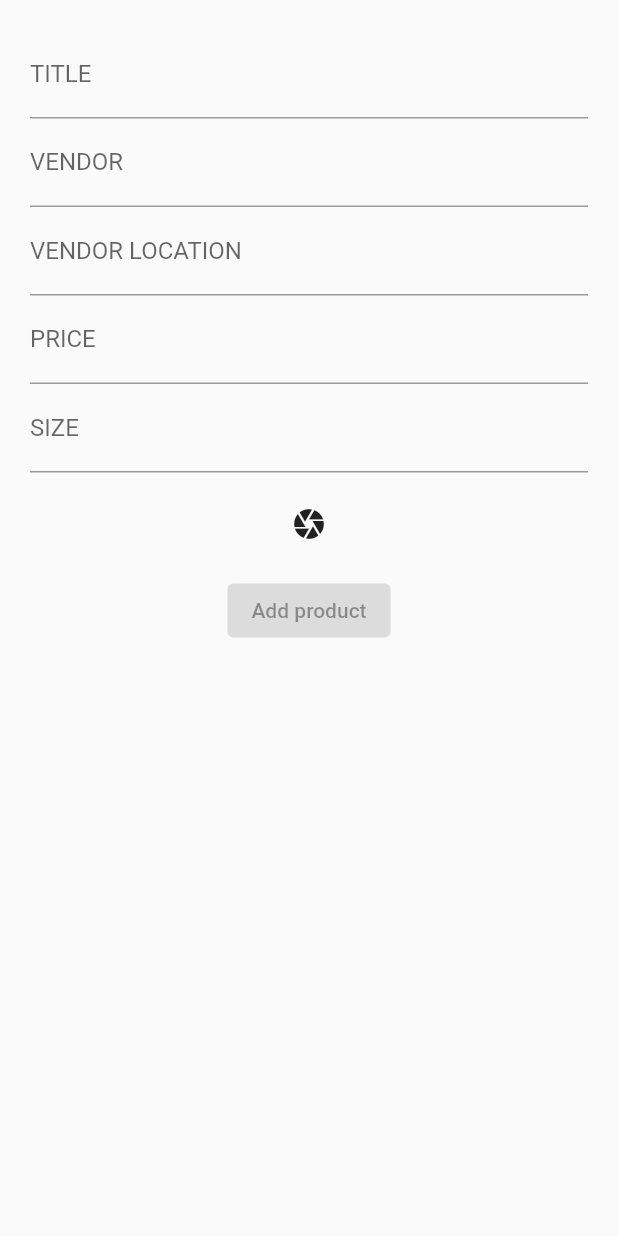
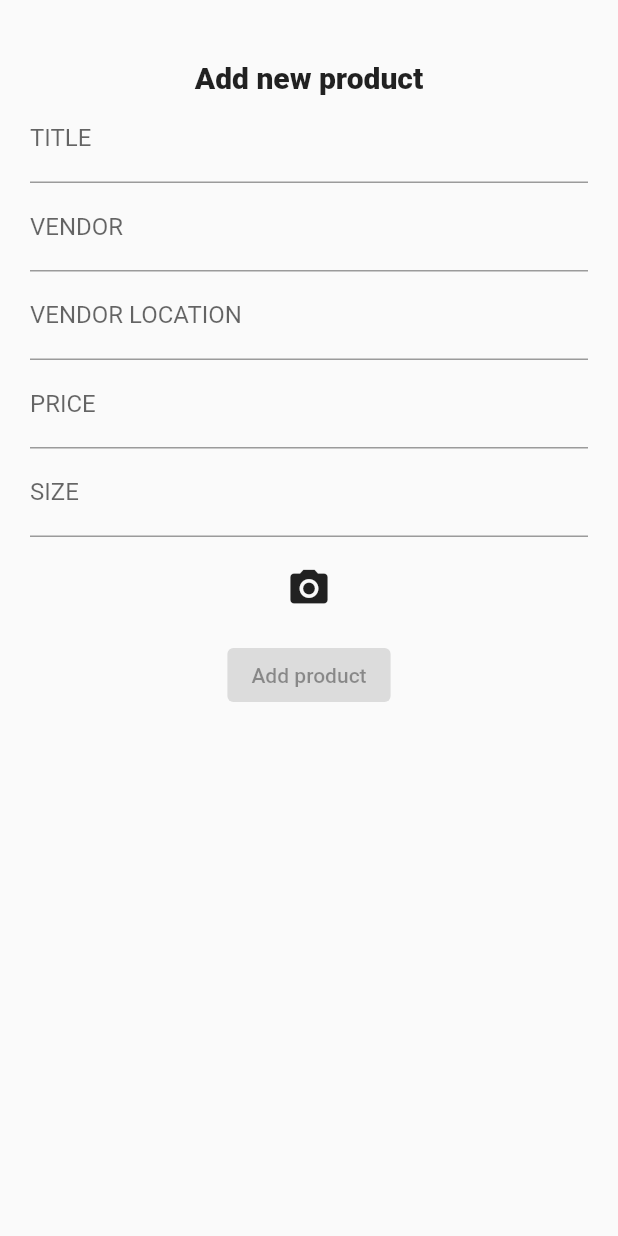
Before and after one commit to hassansultankhan/meetha, a Flutter app: the adminPanel screen opened directly, after a tap on the "add" icon, on a phone screen of 412 x 824 dp. Run offline on Flutter 3.47's test engine with Material 2 defaults, Android fonts, the phone set to English and light mode, and no system bars; our stand-ins replace cloud_firestore, firebase_core, firebase_storage, image_picker; accounts and stored records are empty.

Commit message:
26/10/22

```diff
--- a/lib/adminPanel/adminpanel.dart
+++ b/lib/adminPanel/adminpanel.dart
@@ -22,6 +22,7 @@ class _adminPanelState extends State<adminPanel> {
 
 
   String imageUrl = '';
+  bool cameraButtonPressed = false;
   // GlobalKey<TextField> key = GlobalKey();
   bool loadingStatus = false;
   final CollectionReference _products =
@@ -43,6 +44,8 @@ class _adminPanelState extends State<adminPanel> {
             child: Column(
               mainAxisAlignment: MainAxisAlignment.start,
               children: [
+                const SizedBox(height: 20,),
+                const Text("Add new product", style: TextStyle(fontWeight: FontWeight.w900, fontSize: 20)),
                 TextField(
                   // key: key,
                   controller: titleController,
@@ -72,9 +75,28 @@ class _adminPanelState extends State<adminPanel> {
                 const SizedBox(
                   height: 10,
                 ),
+                 Row(
+                  mainAxisAlignment: MainAxisAlignment.center,
+                  children: [
 
-                 IconButton(onPressed: _ImageLoad,
-                 icon: Icon(Icons.camera),
+                 IconButton(onPressed:_ImageLoad,
+
+                 icon: const Icon(Icons.camera_alt,
+                 size: 30,),
+                 ),
+                cameraButtonPressed?
+                 SizedBox(
+                  child: Container(
+                    height: 30,width: 30,
+                    child: cameraButtonPressed?
+                    const CircularProgressIndicator(
+                      strokeWidth: 7,
+                    )
+                    :
+                    null
+                  ),
+                 ): const SizedBox(height: 0,width:0),
+                  ]
                  ),
 
                  const SizedBox(
@@ -251,9 +273,14 @@ class _adminPanelState extends State<adminPanel> {
   }
 //function to load image on storage
    _ImageLoad()async{
+                   WidgetsBinding.instance.focusManager.primaryFocus?.unfocus();
+                   // to remove focus from text field
                    ImagePicker imagePicker = ImagePicker();
                    XFile? file = await imagePicker.pickImage(source: ImageSource.gallery);
                    print('$file?.path');
+                   setState(() {
+                     cameraButtonPressed = true;
+                   });
 
                    if (file == null) {
                    setState(() {
@@ -273,16 +300,18 @@ class _adminPanelState extends State<adminPanel> {
                     await referenceImage2Upload.putFile(File(file.path));
                     imageUrl= await referenceImage2Upload.getDownloadURL();
                     if(imageUrl != null){
+
                     setState(() {
-                      loadingStatus = true;
+                       cameraButtonPressed = false;
+                     // loadingStatus = true;
+                      // return;
+                      print("working");
+
                     });}
                    }catch(error){
                     print('problem with fetching imageUrl');
                     return false;
                    }
-                  //  setState(() {
-                  //    loadingStatus = true;
-                  //  });
 
 
                  }
```
